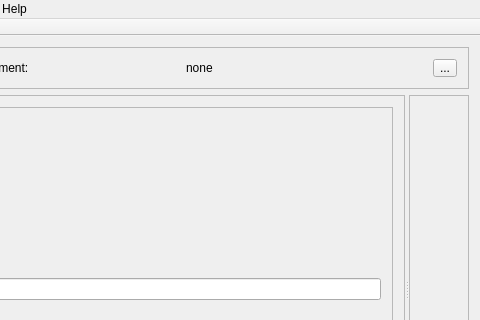
Above: src/gui/ui_files/MainWindow.ui from loganek/gst-creator before the change; both pictures show x 84 to 564 and y 0 to 320 of the 564 by 516 pixel window. Below: the same form after it.
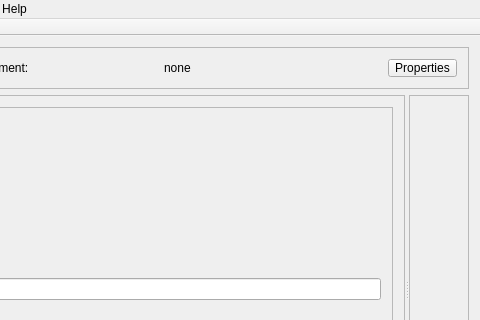
That is the form after the change.

Commit message: connected block-click with mainwindow, fixed property window(closing)

The edit to the form file:
```diff
--- a/src/gui/ui_files/MainWindow.ui
+++ b/src/gui/ui_files/MainWindow.ui
@@ -47,7 +47,7 @@
        <item>
         <widget class="QToolButton" name="toolButton">
          <property name="text">
-          <string>...</string>
+          <string>Properties</string>
          </property>
         </widget>
        </item>
```
Left out of the diff: 2 changed lines with no effect on the pictures. The commit also changes 4 other files.
